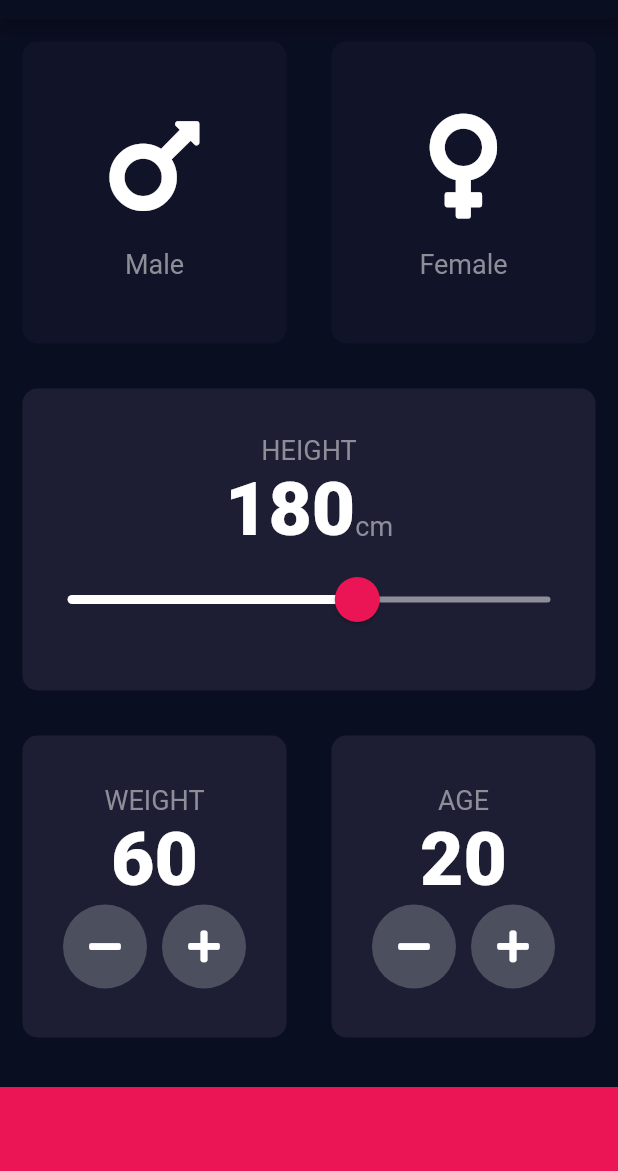
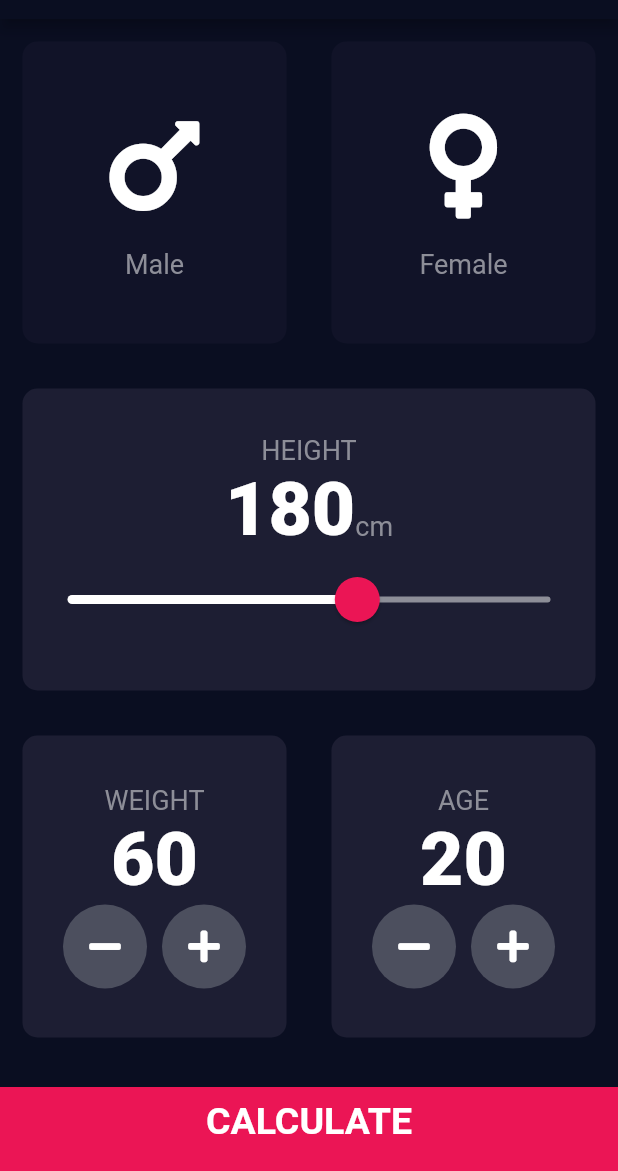
Before and after one commit to mamenesia/bmi-calculator-flutter, a Flutter app: the screen it shows after launch, on a phone screen of 412 x 824 dp, the part 65-1236 px from its top. Run offline on Flutter 3.47's test engine with Material 2 defaults, Android fonts, the phone set to English and light mode, and no system bars; our stand-ins replace font_awesome_flutter.

```diff
--- /dev/null
+++ b/lib/components/bottom_button.dart
@@ -0,0 +1,28 @@
+import 'package:flutter/material.dart';
+import 'package:bmi_calculator/constants.dart';
+
+class BottomButton extends StatelessWidget {
+  BottomButton({@required this.onTap, @required this.butttonTittle});
+
+  final Function onTap;
+  final String butttonTittle;
+  @override
+  Widget build(BuildContext context) {
+    return GestureDetector(
+      onTap: onTap,
+      child: Container(
+        color: kBottomContainerColor,
+        margin: EdgeInsets.only(top: 18.0),
+        width: double.infinity,
+        height: kBottomNavigationBarHeight,
+        padding: EdgeInsets.only(bottom: 10.0),
+        child: Center(
+          child: Text(
+            butttonTittle,
+            style: kLargeButtonTextStyle,
+          ),
+        ),
+      ),
+    );
+  }
+}
--- a/lib/custom_icon.dart
+++ b/lib/components/custom_icon.dart
@@ -1,5 +1,5 @@
 import 'package:flutter/material.dart';
-import 'constants.dart';
+import 'package:bmi_calculator/constants.dart';
 
 class CustomIcon extends StatelessWidget {
   CustomIcon({@required this.icon, this.label});
--- /dev/null
+++ b/lib/components/round_icon_button.dart
@@ -0,0 +1,23 @@
+import 'package:flutter/material.dart';
+
+class RoundIconButton extends StatelessWidget {
+  RoundIconButton({@required this.icon, @required this.onPressed});
+
+  final IconData icon;
+  final Function onPressed;
+
+  @override
+  Widget build(BuildContext context) {
+    return RawMaterialButton(
+      shape: CircleBorder(),
+      elevation: 0.0,
+      constraints: BoxConstraints.tightFor(
+        width: 56.0,
+        height: 56.0,
+      ),
+      fillColor: Color(0xFF4C4F5E),
+      onPressed: onPressed,
+      child: Icon(icon),
+    );
+  }
+}
--- a/lib/main.dart
+++ b/lib/main.dart
@@ -1,5 +1,5 @@
 import 'package:flutter/material.dart';
-import 'input_page.dart';
+import 'package:bmi_calculator/screens/input_page.dart';
 
 void main() => runApp(BMICalculator());
 
--- a/lib/input_page.dart
+++ b/lib/screens/input_page.dart
@@ -1,8 +1,11 @@
 import 'package:flutter/material.dart';
 import 'package:font_awesome_flutter/font_awesome_flutter.dart';
-import 'reusable_card.dart';
-import 'custom_icon.dart';
-import 'constants.dart';
+import 'package:bmi_calculator/components/reusable_card.dart';
+import 'package:bmi_calculator/components/custom_icon.dart';
+import 'package:bmi_calculator/constants.dart';
+import 'package:bmi_calculator/screens/results_page.dart';
+import 'package:bmi_calculator/components/round_icon_button.dart';
+import 'package:bmi_calculator/components/bottom_button.dart';
 
 enum Gender { male, female }
 
@@ -205,36 +208,19 @@ class _InputPageState extends State<InputPage> {
               ],
             ),
           ),
-          Container(
-            color: kBottomContainerColor,
-            margin: EdgeInsets.only(top: 18.0),
-            width: double.infinity,
-            height: kBottomNavigationBarHeight,
+          BottomButton(
+            onTap: () {
+              Navigator.push(
+                context,
+                MaterialPageRoute(
+                  builder: (context) => ResultPage(),
+                ),
+              );
+            },
+            butttonTittle: 'CALCULATE',
           ),
         ],
       ),
     );
   }
 }
-
-class RoundIconButton extends StatelessWidget {
-  RoundIconButton({@required this.icon, @required this.onPressed});
-
-  final IconData icon;
-  final Function onPressed;
-
-  @override
-  Widget build(BuildContext context) {
-    return RawMaterialButton(
-      shape: CircleBorder(),
-      elevation: 0.0,
-      constraints: BoxConstraints.tightFor(
-        width: 56.0,
-        height: 56.0,
-      ),
-      fillColor: Color(0xFF4C4F5E),
-      onPressed: onPressed,
-      child: Icon(icon),
-    );
-  }
-}
```
Also changed, not shown: lib/constants.dart (+23 -0 lines), lib/screens/results_page.dart (added, +61 -0 lines), lib/components/reusable_card.dart (renamed from lib/reusable_card.dart).
